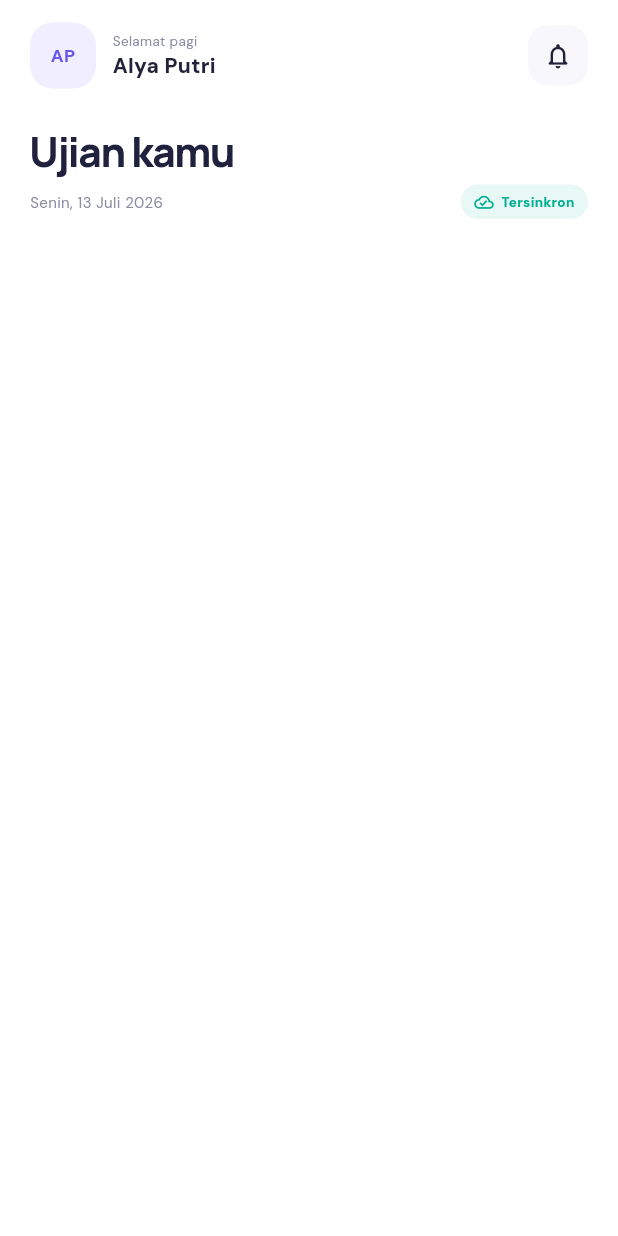
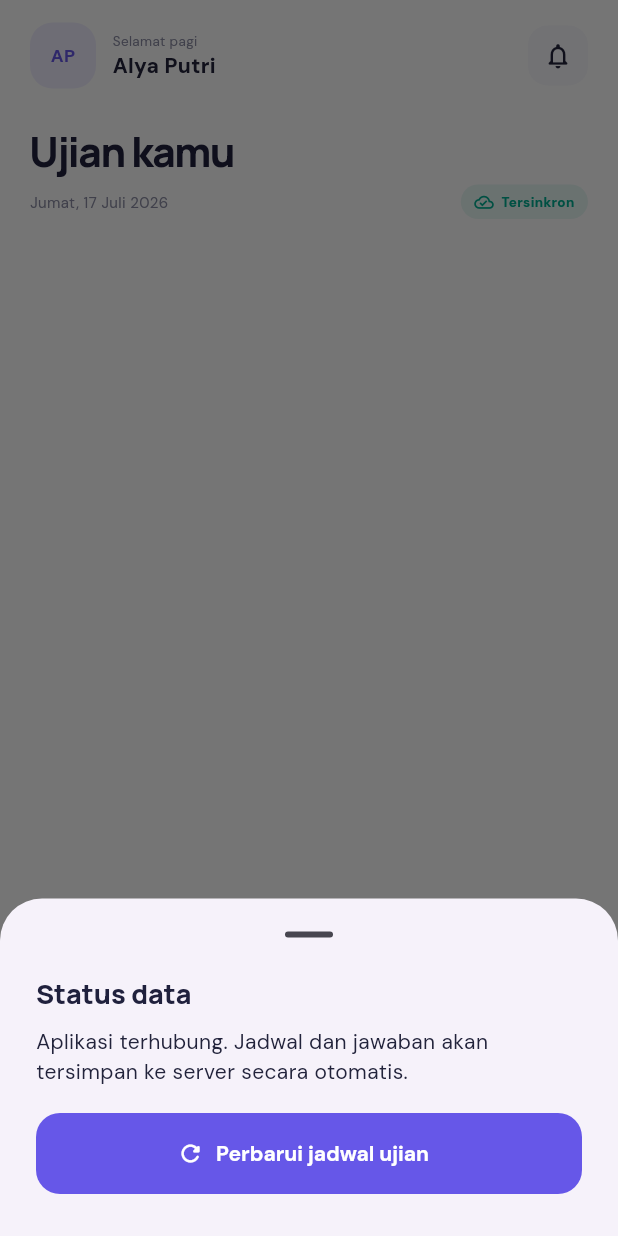
Before and after one commit to arsya1711/porto-arsya, a Flutter app: the _HomeHeader widget shown alone on an empty page, opened directly with empty values, after a tap on the "notifications none" icon, on a phone screen of 412 x 824 dp. Run offline on Flutter 3.47's test engine with Material 3 defaults, Android fonts, the phone set to English and light mode, and no system bars; our stand-ins replace flutter_dotenv, google_fonts, supabase_flutter; accounts and stored records are empty.

Commit message:
update pokonya

```diff
--- a/lib/ui/home_shell.dart
+++ b/lib/ui/home_shell.dart
@@ -213,6 +213,34 @@ class _HomeHeader extends StatelessWidget {
   const _HomeHeader({required this.controller});
   final AppController controller;
 
+  String _formattedDate() {
+    const days = [
+      'Senin',
+      'Selasa',
+      'Rabu',
+      'Kamis',
+      'Jumat',
+      'Sabtu',
+      'Minggu',
+    ];
+    const months = [
+      'Januari',
+      'Februari',
+      'Maret',
+      'April',
+      'Mei',
+      'Juni',
+      'Juli',
+      'Agustus',
+      'September',
+      'Oktober',
+      'November',
+      'Desember',
+    ];
+    final now = DateTime.now();
+    return '${days[now.weekday - 1]}, ${now.day} ${months[now.month - 1]} ${now.year}';
+  }
+
   @override
   Widget build(BuildContext context) => Container(
     color: Colors.white,
@@ -276,7 +304,8 @@ class _HomeHeader extends StatelessWidget {
                 borderRadius: BorderRadius.circular(13),
               ),
               child: IconButton(
-                onPressed: controller.toggleConnection,
+                tooltip: 'Informasi status data',
+                onPressed: () => _showStatus(context),
                 icon: const Icon(
                   Icons.notifications_none_rounded,
                   size: 20,
@@ -296,8 +325,8 @@ class _HomeHeader extends StatelessWidget {
         const SizedBox(height: 5),
         Row(
           children: [
-            const Text(
-              'Senin, 13 Juli 2026',
+            Text(
+              _formattedDate(),
               style: TextStyle(fontSize: 10, color: AppColors.muted),
             ),
             const Spacer(),
@@ -345,6 +374,46 @@ class _HomeHeader extends StatelessWidget {
     if (hour < 15) return 'Selamat siang';
     if (hour < 18) return 'Selamat sore';
     return 'Selamat malam';
+  }
+
+  void _showStatus(BuildContext context) {
+    showModalBottomSheet<void>(
+      context: context,
+      showDragHandle: true,
+      builder: (context) => SafeArea(
+        child: Padding(
+          padding: const EdgeInsets.fromLTRB(24, 4, 24, 28),
+          child: Column(
+            mainAxisSize: MainAxisSize.min,
+            crossAxisAlignment: CrossAxisAlignment.start,
+            children: [
+              Text(
+                'Status data',
+                style: Theme.of(context).textTheme.titleLarge,
+              ),
+              const SizedBox(height: 10),
+              Text(
+                controller.isOnline
+                    ? 'Aplikasi terhubung. Jadwal dan jawaban akan tersimpan ke server secara otomatis.'
+                    : 'Aplikasi sedang offline. Jawaban tetap tersimpan di perangkat dan akan dikirim saat koneksi kembali.',
+              ),
+              const SizedBox(height: 18),
+              SizedBox(
+                width: double.infinity,
+                child: ElevatedButton.icon(
+                  onPressed: () async {
+                    Navigator.pop(context);
+                    await controller.refreshExams();
+                  },
+                  icon: const Icon(Icons.refresh_rounded),
+                  label: const Text('Perbarui jadwal ujian'),
+                ),
+              ),
+            ],
+          ),
+        ),
+      ),
+    );
   }
 }
 
```
Also changed, not shown: lib/ui/exam_detail_screen.dart (+24 -2 lines), lib/ui/exam_room_screen.dart (+28 -2 lines), lib/ui/login_screen.dart (+49 -2 lines).
